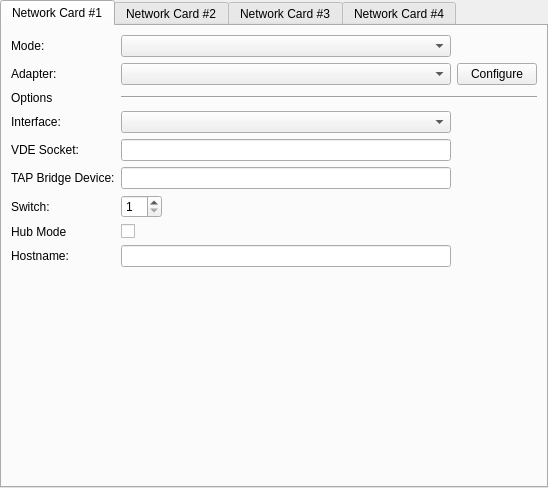
The window that src/qt/qt_settingsnetwork.ui (86Box/86Box) describes before a commit, drawn with Qt 5.
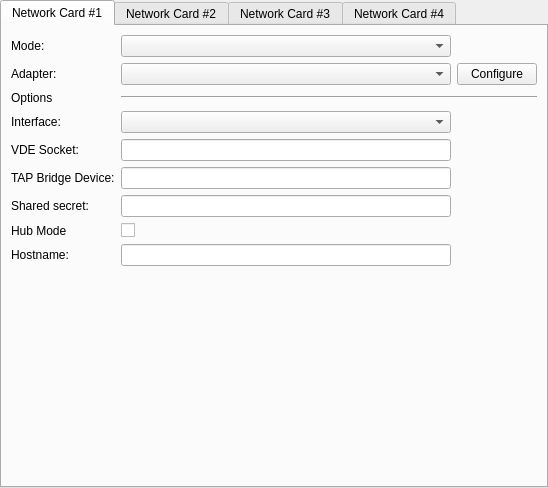
The same window after the commit.

Commit message:
Add GUI settings for shared secret, remove switch groups
Two birds in one commit: with the introduction of shared secrets,
there is a practically-infinite amount of local switches that can be
used, by merely editing the shared secret string.  As such, support
for old switch groups has been removed.

In addition to this, the multicast address for local switch has been
altered to 239.255.80.86.  This ensures a hard compatibility break
with the previous code and old (albeit interim) builds of 86Box would
not attempt to receive packets with shared secrets.

Patch:
```diff
--- a/src/qt/qt_settingsnetwork.ui
+++ b/src/qt/qt_settingsnetwork.ui
@@ -172,36 +172,16 @@
        <item row="7" column="0">
         <widget class="QLabel" name="labelSwitch1">
          <property name="text">
-          <string>Switch:</string>
+          <string>Shared secret:</string>
          </property>
         </widget>
        </item>
        <item row="7" column="1">
-        <layout class="QHBoxLayout" name="HLayoutSwitch1">
-         <item>
-          <widget class="QSpinBox" name="spinnerSwitch1">
-           <property name="minimum">
-            <number>1</number>
-           </property>
-           <property name="maximum">
-            <number>10</number>
-           </property>
-          </widget>
-         </item>
-         <item>
-          <spacer name="horizontalSpacerSwitch1">
-           <property name="orientation">
-            <enum>Qt::Horizontal</enum>
-           </property>
-           <property name="sizeHint" stdset="0">
-            <size>
-             <width>40</width>
-             <height>20</height>
-            </size>
-           </property>
-          </spacer>
-         </item>
-        </layout>
+        <widget class="QLineEdit" name="secretSwitch1">
+         <property name="maxLength">
+          <number>256</number>
+         </property>
+        </widget>
        </item>
        <item row="8" column="0">
         <widget class="QLabel" name="labelPromisc1">
```
Left out of the diff: 104 changed lines with no effect on the pictures. The commit also changes 4 other files.
